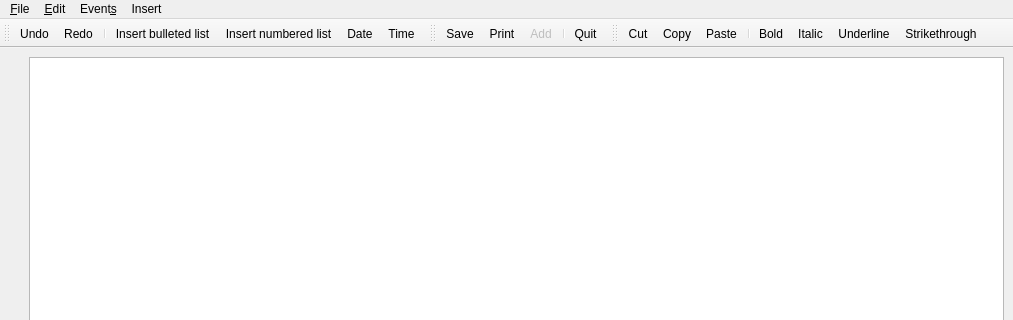
The window that ui/main_ui.ui (vangeytedvg/Diary) describes before a commit, drawn with Qt 5; both pictures show x 0 to 1013 and y 0 to 320 of the 1013 by 564 pixel window.
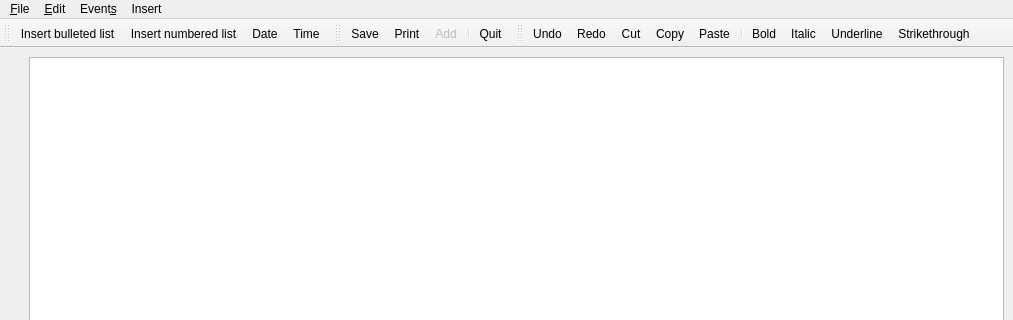
The same window after the commit. Icons and pictures are not drawn.

```diff
--- a/ui/main_ui.ui
+++ b/ui/main_ui.ui
@@ -102,9 +102,6 @@
    <attribute name="toolBarBreak">
     <bool>false</bool>
    </attribute>
-   <addaction name="actionUndo"/>
-   <addaction name="actionRedo"/>
-   <addaction name="separator"/>
    <addaction name="actionInsert_bulleted_list"/>
    <addaction name="actionInsert_numbered_list"/>
    <addaction name="action_insert_date"/>
@@ -136,6 +133,8 @@
    <attribute name="toolBarBreak">
     <bool>false</bool>
    </attribute>
+   <addaction name="actionUndo"/>
+   <addaction name="actionRedo"/>
    <addaction name="actionCut"/>
    <addaction name="actionCopy"/>
    <addaction name="actionPaste"/>
```
